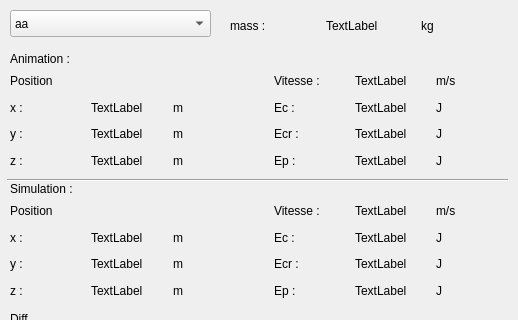
Qt form projet/physics/Debugging.ui (LuJu/ProjetMTR) before a commit; both pictures show x 0 to 518 and y 0 to 320 of the 518 by 590 pixel window.
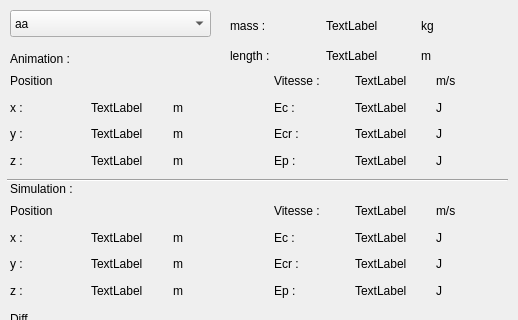
The same form after that commit.

Patch:
```diff
--- a/projet/physics/Debugging.ui
+++ b/projet/physics/Debugging.ui
@@ -757,6 +757,39 @@
     </item>
    </layout>
   </widget>
+  <widget class="QWidget" name="horizontalLayoutWidget_6">
+   <property name="geometry">
+    <rect>
+     <x>230</x>
+     <y>40</y>
+     <width>281</width>
+     <height>31</height>
+    </rect>
+   </property>
+   <layout class="QHBoxLayout" name="horizontalLayout_11">
+    <item>
+     <widget class="QLabel" name="label_47">
+      <property name="text">
+       <string>length :</string>
+      </property>
+     </widget>
+    </item>
+    <item>
+     <widget class="QLabel" name="length">
+      <property name="text">
+       <string>TextLabel</string>
+      </property>
+     </widget>
+    </item>
+    <item>
+     <widget class="QLabel" name="label_48">
+      <property name="text">
+       <string>m</string>
+      </property>
+     </widget>
+    </item>
+   </layout>
+  </widget>
  </widget>
  <resources/>
  <connections/>
```
Left out of the diff: 2 changed lines with no effect on the pictures.
